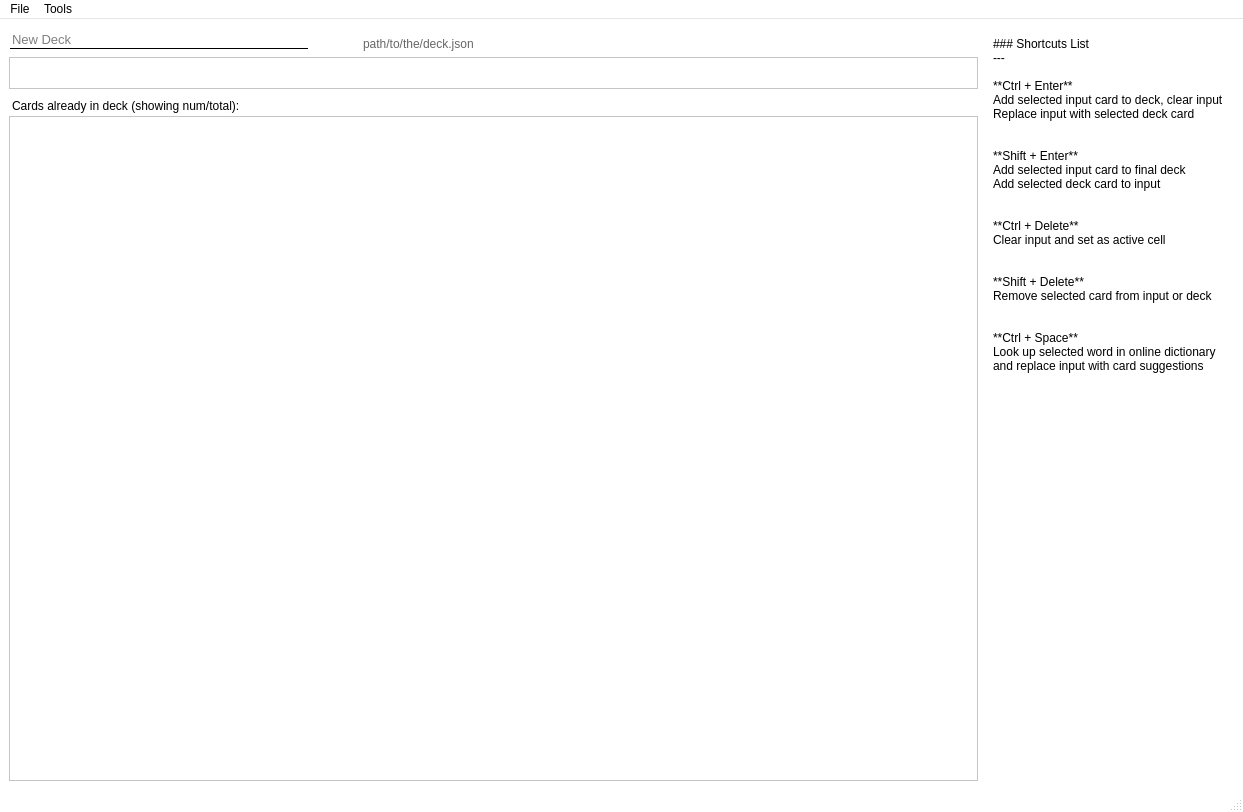
First picture: the form in ui/main_window/main_window.ui, repository KrusnikViers/Lexicanum, before the edit.
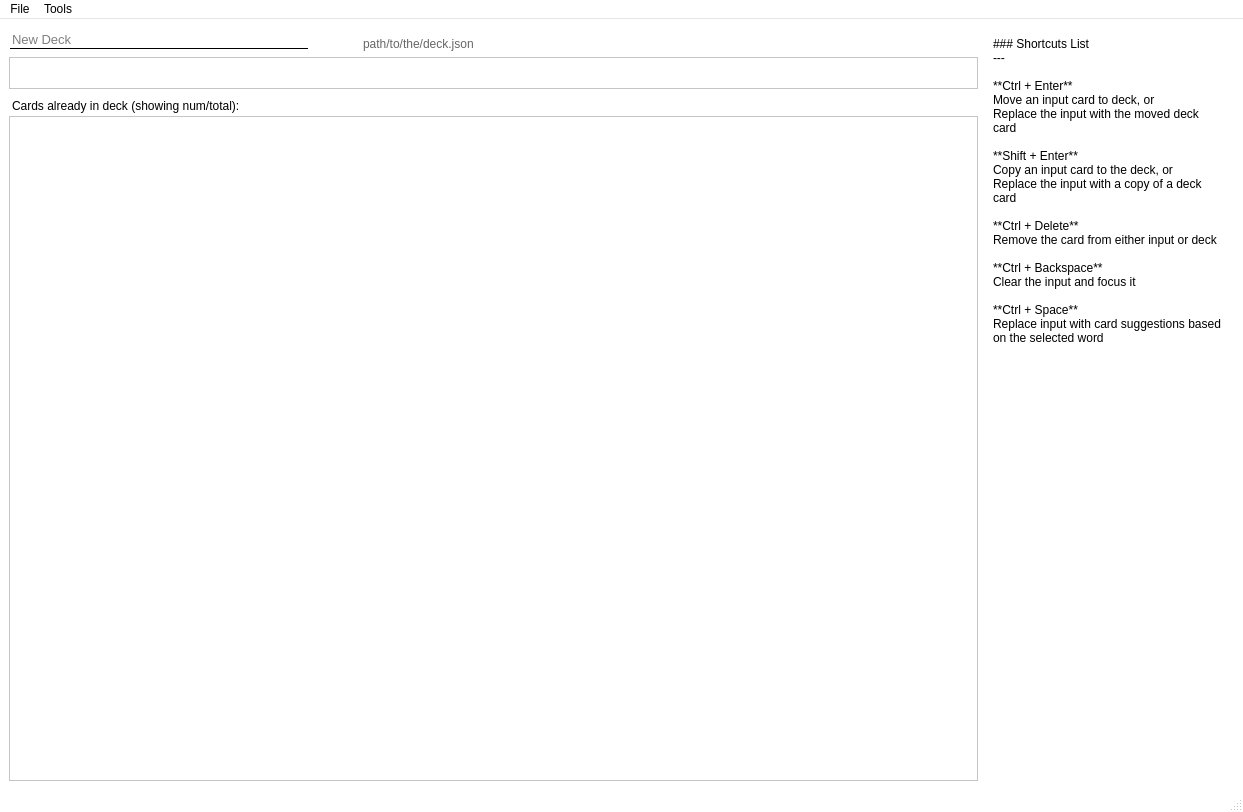
Second picture: the form after the edit.

Patch:
```diff
--- a/ui/main_window/main_window.ui
+++ b/ui/main_window/main_window.ui
@@ -239,25 +239,21 @@
 ---
 
 **Ctrl + Enter**  
-Add selected input card to deck, clear input  
-Replace input with selected deck card
-
+Move an input card to deck, or  
+Replace the input with the moved deck card
 
 **Shift + Enter**  
-Add selected input card to final deck  
-Add selected deck card to input
+Copy an input card to the deck, or  
+Replace the input with a copy of a deck card
 
+**Ctrl + Delete**   
+Remove the card from either input or deck
 
-**Ctrl + Delete**  
-Clear input and set as active cell
-
-
-**Shift + Delete**  
-Remove selected card from input or deck
-
+**Ctrl + Backspace**  
+Clear the input and focus it
 
 **Ctrl + Space**  
-Look up selected word in online dictionary and replace input with card suggestions</string>
+Replace input with card suggestions based on the selected word</string>
          </property>
          <property name="textFormat">
           <enum>Qt::MarkdownText</enum>
```
